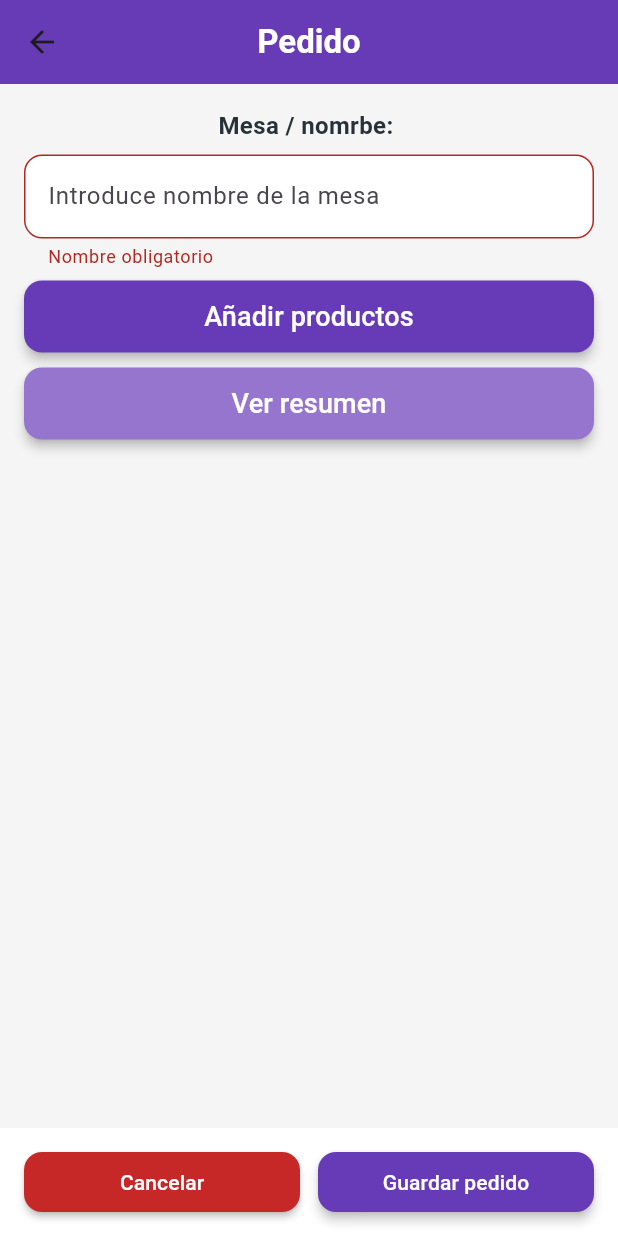
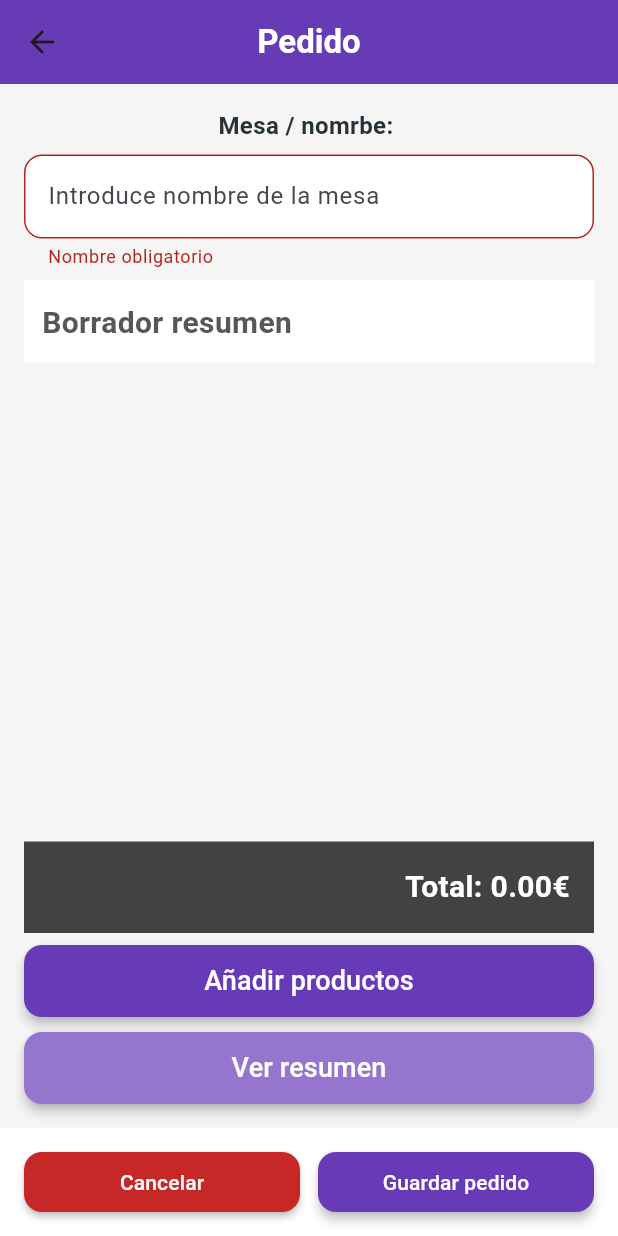
Before and after one commit to Foompe/AccesibilidadFlutter, a Flutter app: the screen it shows after launch, after a tap on "Nuevo pedido", on a phone screen of 412 x 824 dp. Run offline on Flutter 3.47's test engine with Material 3 defaults, Android fonts, the phone set to English and light mode, and no system bars.

Commit message:
Preparando accesibilidad

```diff
--- a/lib/views/CreatePage.dart
+++ b/lib/views/CreatePage.dart
@@ -4,6 +4,7 @@ import 'package:t4_1_navegacion/viewmodels/HomeViewModel.dart';
 import 'package:t4_1_navegacion/viewmodels/Pedidos_viewmodel.dart';
 import 'package:t4_1_navegacion/views/DetallesPage.dart';
 import 'package:t4_1_navegacion/views/ProductosPage.dart';
+import 'package:t4_1_navegacion/views/widgets/Producto_card_widget.dart';
 
 class CreatePage extends StatefulWidget {
   final Pedido? pedidoExistente;
@@ -111,6 +112,65 @@ class _CreatePageState extends State<CreatePage> {
                       : (viewmodel.nombreValido()
                             ? null
                             : "Nombre ya existente"),
+                ),
+              ),
+
+              const SizedBox(height: 8),
+
+              Container(
+                color: const Color.fromARGB(255, 255, 255, 255),
+                padding: const EdgeInsets.all(12),
+                width: double.infinity,
+                height: 55,
+                alignment: Alignment.bottomLeft,
+                child: Text(
+                  "Borrador resumen",
+                  style: TextStyle(
+                    fontSize: 20,
+                    fontWeight: FontWeight.bold,
+                    color: Color.fromARGB(255, 87, 87, 87),
+                  ),
+                ),
+              ),
+
+              //Zona lista de productos
+              Expanded(
+                child: Container(
+                  color: const Color(0xFFF5F5F5),
+                  width: double.infinity,
+                  padding: const EdgeInsets.symmetric(
+                    horizontal: 12,
+                    vertical: 8,
+                  ),
+                  child: ListView.builder(
+                    itemCount: viewmodel.pedido.productos.length,
+                    itemBuilder: (context, index) {
+                      final entry = viewmodel.pedido.productos.entries
+                          .elementAt(index);
+                      final producto = entry.key;
+                      final cantidad = entry.value;
+                      return ProductoCardWidget(
+                        producto: producto,
+                        cantidad: cantidad,
+                      );
+                    },
+                  ),
+                ),
+              ),
+
+              //Zona precio total
+              Container(
+                color: const Color.fromARGB(255, 66, 66, 66),
+                padding: const EdgeInsets.all(16),
+                width: double.infinity,
+                child: Text(
+                  "Total: ${viewmodel.pedido.calcularTotal().toStringAsFixed(2)}€",
+                  style: const TextStyle(
+                    fontSize: 20,
+                    fontWeight: FontWeight.bold,
+                    color: Colors.white,
+                  ),
+                  textAlign: TextAlign.right,
                 ),
               ),
 
--- a/lib/views/HomePage.dart
+++ b/lib/views/HomePage.dart
@@ -1,5 +1,4 @@
 import 'package:flutter/material.dart';
-import 'package:t4_1_navegacion/models/pedido.dart';
 import 'package:t4_1_navegacion/viewmodels/HomeViewModel.dart';
 import 'package:t4_1_navegacion/views/CreatePage.dart';
 import 'package:t4_1_navegacion/views/widgets/Pedido_card_widget.dart';
@@ -27,7 +26,7 @@ class _HomePageState extends State<HomePage> {
           style: TextStyle(
             fontWeight: FontWeight.bold,
             fontSize: 22,
-            color: Colors.white
+            color: Colors.white,
           ),
         ),
       ),
@@ -50,12 +49,12 @@ class _HomePageState extends State<HomePage> {
                     MaterialPageRoute(
                       builder: (_) => CreatePage(
                         pedidoExistente: pedido,
-                        homeviewmodel: viewmodel
+                        homeviewmodel: viewmodel,
                       ),
                     ),
                   );
-                  if (actualizado != null && actualizado is Pedido) {
-                    if(!mounted) return;
+                  if (actualizado != null) {
+                    if (!mounted) return;
                     setState(() {
                       viewmodel.agregarPedido(actualizado);
                     });
@@ -79,14 +78,14 @@ class _HomePageState extends State<HomePage> {
                 context,
                 MaterialPageRoute(
                   builder: (_) => CreatePage(
-                    pedidoExistente:null,
+                    pedidoExistente: null,
                     homeviewmodel: viewmodel,
-                    )
+                  ),
                 ),
               );
 
-              if (nuevoPedido != null && nuevoPedido is Pedido) {
-                if(!mounted) return;
+              if (nuevoPedido != null) {
+                if (!mounted) return;
                 setState(() {
                   viewmodel.agregarPedido(nuevoPedido);
                 });
@@ -100,6 +99,9 @@ class _HomePageState extends State<HomePage> {
                 borderRadius: BorderRadius.circular(8),
               ),
             ),
+            child: Semantics(
+              label: "boton nuevo pedido",
+              button: true,
               child: const Text(
                 "Nuevo pedido",
                 style: TextStyle(fontSize: 18, fontWeight: FontWeight.bold),
@@ -107,6 +109,7 @@ class _HomePageState extends State<HomePage> {
             ),
           ),
         ),
+      ),
     );
   }
 }
```
Lines whose indentation alone changed are shown as unchanged.
